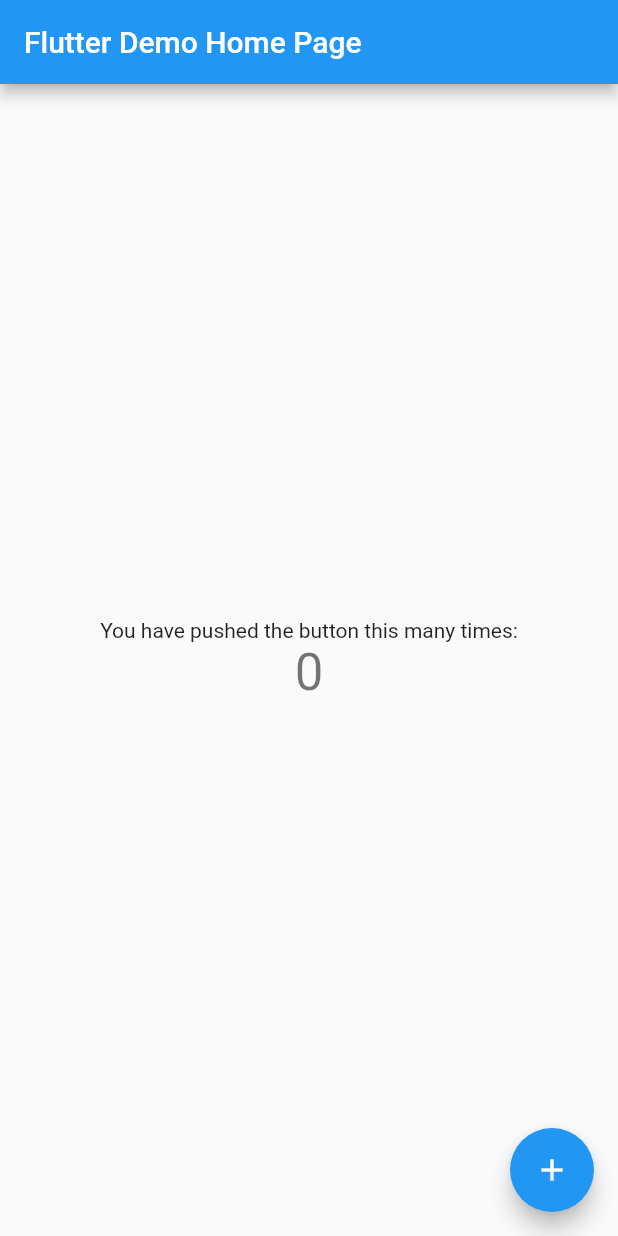
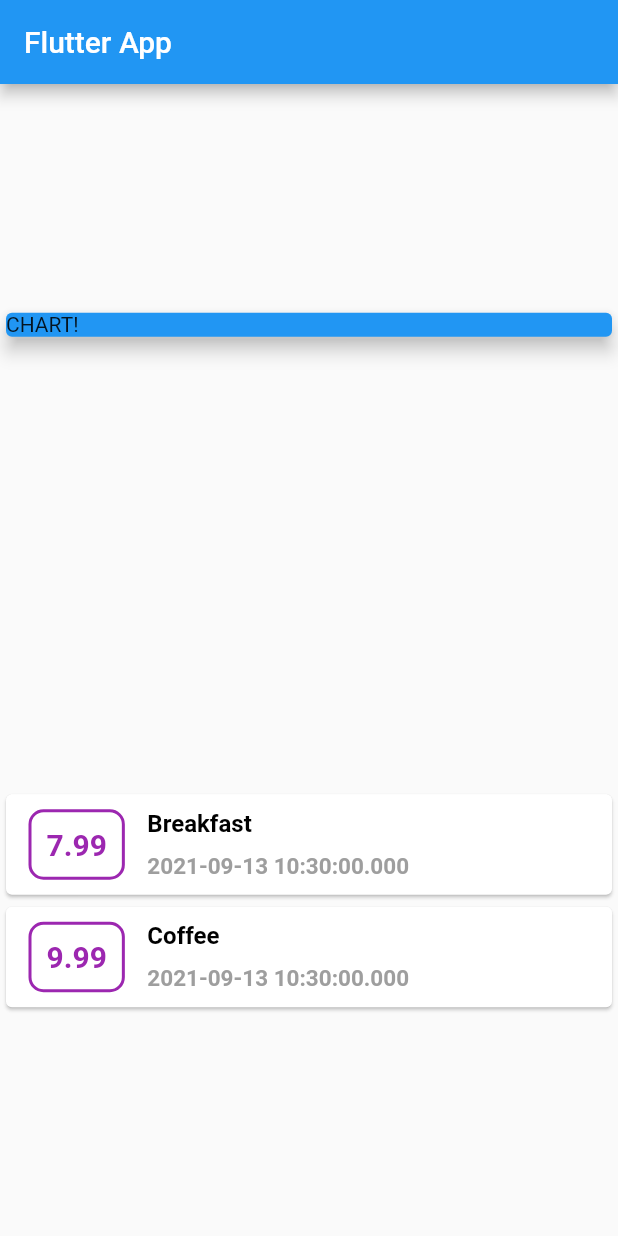
Before and after one commit to jacek-kaminski/flutter-personal-expenses, a Flutter app: the screen it shows after launch, on a phone screen of 412 x 824 dp. Run offline on Flutter 3.47's test engine with Material 2 defaults, Android fonts, the phone set to English and light mode, and no system bars.

Commit message:
Chart placeholder and list elements

```diff
--- a/lib/main.dart
+++ b/lib/main.dart
@@ -1,113 +1,110 @@
 import 'package:flutter/material.dart';
 
-void main() {
-  runApp(MyApp());
-}
+import './transaction.dart';
+
+void main() => runApp(MyApp());
 
 class MyApp extends StatelessWidget {
-  // This widget is the root of your application.
   @override
   Widget build(BuildContext context) {
     return MaterialApp(
-      title: 'Flutter Demo',
-      theme: ThemeData(
-        // This is the theme of your application.
-        //
-        // Try running your application with "flutter run". You'll see the
-        // application has a blue toolbar. Then, without quitting the app, try
-        // changing the primarySwatch below to Colors.green and then invoke
-        // "hot reload" (press "r" in the console where you ran "flutter run",
-        // or simply save your changes to "hot reload" in a Flutter IDE).
-        // Notice that the counter didn't reset back to zero; the application
-        // is not restarted.
-        primarySwatch: Colors.blue,
-      ),
-      home: MyHomePage(title: 'Flutter Demo Home Page'),
+      title: 'Flutter App',
+      home: MyHomePage(),
     );
   }
 }
 
-class MyHomePage extends StatefulWidget {
-  MyHomePage({Key? key, required this.title}) : super(key: key);
-
-  // This widget is the home page of your application. It is stateful, meaning
-  // that it has a State object (defined below) that contains fields that affect
-  // how it looks.
-
-  // This class is the configuration for the state. It holds the values (in this
-  // case the title) provided by the parent (in this case the App widget) and
-  // used by the build method of the State. Fields in a Widget subclass are
-  // always marked "final".
-
-  final String title;
-
-  @override
-  _MyHomePageState createState() => _MyHomePageState();
-}
-
-class _MyHomePageState extends State<MyHomePage> {
-  int _counter = 0;
-
-  void _incrementCounter() {
-    setState(() {
-      // This call to setState tells the Flutter framework that something has
-      // changed in this State, which causes it to rerun the build method below
-      // so that the display can reflect the updated values. If we changed
-      // _counter without calling setState(), then the build method would not be
-      // called again, and so nothing would appear to happen.
-      _counter++;
-    });
-  }
+class MyHomePage extends StatelessWidget {
+  final List<Transaction> transactions = [
+    Transaction(
+      id: 't1',
+      title: 'Breakfast',
+      amount: 7.99,
+      date: DateTime.now(),
+    ),
+    Transaction(
+      id: 't2',
+      title: 'Coffee',
+      amount: 9.99,
+      date: DateTime.now(),
+    ),
+  ];
 
   @override
   Widget build(BuildContext context) {
-    // This method is rerun every time setState is called, for instance as done
-    // by the _incrementCounter method above.
-    //
-    // The Flutter framework has been optimized to make rerunning build methods
-    // fast, so that you can just rebuild anything that needs updating rather
-    // than having to individually change instances of widgets.
     return Scaffold(
       appBar: AppBar(
-        // Here we take the value from the MyHomePage object that was created by
-        // the App.build method, and use it to set our appbar title.
-        title: Text(widget.title),
+        title: Text('Flutter App'),
       ),
-      body: Center(
-        // Center is a layout widget. It takes a single child and positions it
-        // in the middle of the parent.
-        child: Column(
-          // Column is also a layout widget. It takes a list of children and
-          // arranges them vertically. By default, it sizes itself to fit its
-          // children horizontally, and tries to be as tall as its parent.
-          //
-          // Invoke "debug painting" (press "p" in the console, choose the
-          // "Toggle Debug Paint" action from the Flutter Inspector in Android
-          // Studio, or the "Toggle Debug Paint" command in Visual Studio Code)
-          // to see the wireframe for each widget.
-          //
-          // Column has various properties to control how it sizes itself and
-          // how it positions its children. Here we use mainAxisAlignment to
-          // center the children vertically; the main axis here is the vertical
-          // axis because Columns are vertical (the cross axis would be
-          // horizontal).
-          mainAxisAlignment: MainAxisAlignment.center,
-          children: <Widget>[
-            Text(
-              'You have pushed the button this many times:',
+      body: Column(
+          mainAxisAlignment: MainAxisAlignment.spaceAround,
+          crossAxisAlignment: CrossAxisAlignment.stretch,
+          children: [
+            Container(
+              width: double.infinity,
+              child: Card(
+                color: Colors.blue,
+                child: Text('CHART!'),
+                elevation: 5,
+              ),
             ),
-            Text(
-              '$_counter',
-              style: Theme.of(context).textTheme.headline4,
+            Column(
+              children: transactions
+                  .map((tx) => Card(
+                        child: Row(
+                          children: [
+                            Container(
+                              margin: EdgeInsets.symmetric(
+                                vertical: 10,
+                                horizontal: 15,
+                              ),
+                              decoration: BoxDecoration(
+                                border: Border.all(
+                                  color: Colors.purple,
+                                  width: 2,
+                                ),
+                                borderRadius:
+                                    BorderRadius.all(Radius.circular(10)),
+                              ),
+                              padding: EdgeInsets.all(10),
+                              child: Text(
+                                tx.amount.toString(),
+                                style: TextStyle(
+                                  fontWeight: FontWeight.bold,
+                                  fontSize: 20,
+                                  color: Colors.purple,
+                                ),
+                              ),
+                            ),
+                            Column(
+                              crossAxisAlignment: CrossAxisAlignment.start,
+                              children: [
+                                Container(
+                                  padding: EdgeInsets.fromLTRB(0, 10, 10, 10),
+                                  child: Text(tx.title,
+                                      style: TextStyle(
+                                        fontWeight: FontWeight.bold,
+                                        fontSize: 16,
+                                        color: Colors.black,
+                                      )),
+                                ),
+                                Container(
+                                  padding: EdgeInsets.fromLTRB(0, 0, 10, 10),
+                                  child: Text(tx.date.toString(),
+                                      style: TextStyle(
+                                        fontWeight: FontWeight.bold,
+                                        fontSize: 15,
+                                        color: Colors.grey,
+                                      )),
+                                ),
+                              ],
+                            ),
+                          ],
+                        ),
+                      ))
+                  .toList(),
             ),
-          ],
-        ),
-      ),
-      floatingActionButton: FloatingActionButton(
-        onPressed: _incrementCounter,
-        tooltip: 'Increment',
-        child: Icon(Icons.add),
-      ), // This trailing comma makes auto-formatting nicer for build methods.
+          ]),
     );
   }
 }
--- /dev/null
+++ b/lib/transaction.dart
@@ -0,0 +1,15 @@
+import 'package:flutter/foundation.dart';
+
+class Transaction {
+  final String id;
+  final String title;
+  final double amount;
+  final DateTime date;
+
+  Transaction({
+    @required this.id,
+    @required this.title,
+    @required this.amount,
+    @required this.date,
+  });
+}
--- a/pubspec.yaml
+++ b/pubspec.yaml
@@ -1,4 +1,4 @@
-name: personal_expenses
+name: flutter_complete_guide
 description: A new Flutter project.
 
 # The following line prevents the package from being accidentally published to
@@ -18,7 +18,7 @@ publish_to: 'none' # Remove this line if you wish to publish to pub.dev
 version: 1.0.0+1
 
 environment:
-  sdk: ">=2.12.0 <3.0.0"
+  sdk: ">=2.11.0 <3.0.0"
 
 dependencies:
   flutter:
```
